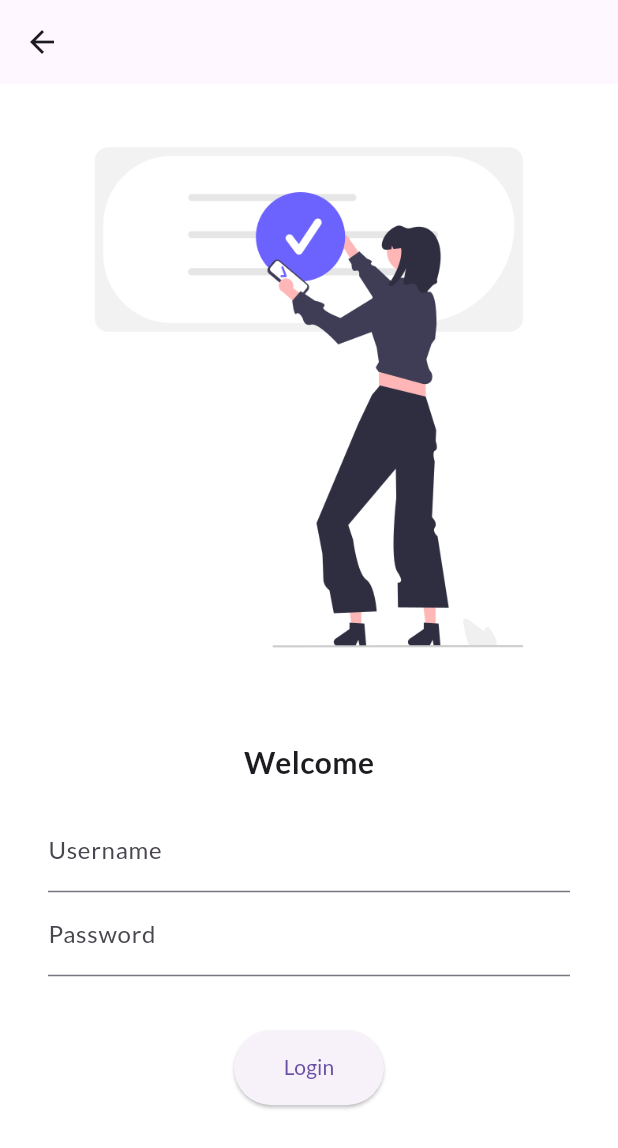
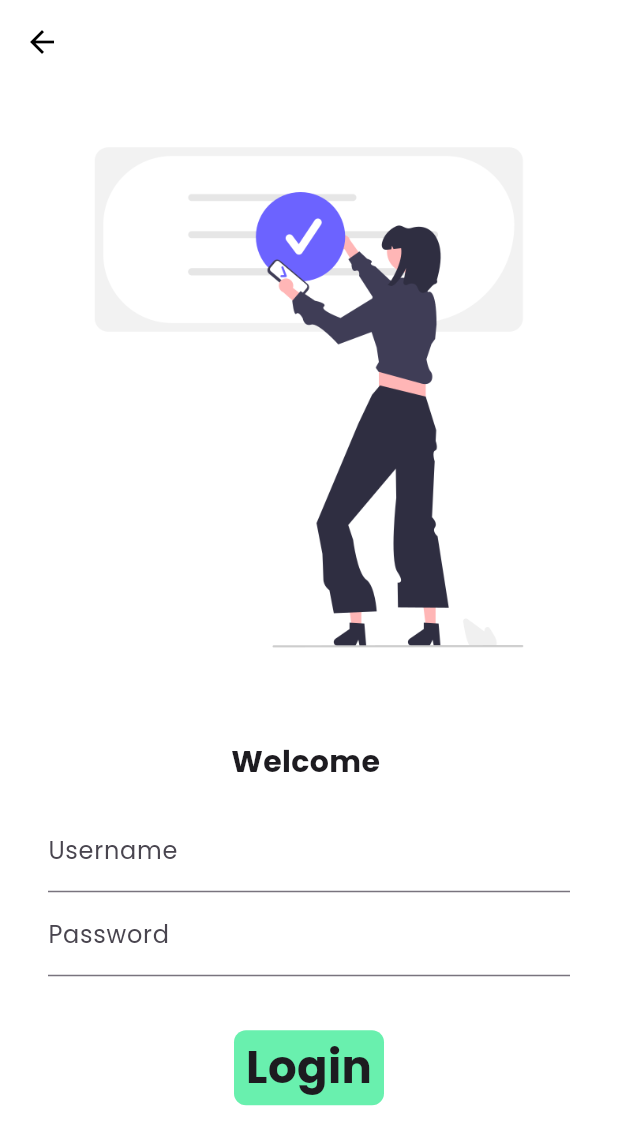
Before and after one commit to Madhavkumar-04/flutter_catlog, a Flutter app: the LoginPage screen opened by its route, on a phone screen of 412 x 824 dp. Shown: the top 1148 px of the screen. Run offline on Flutter 3.47's test engine with Material 3 defaults, Android fonts, the phone set to English and light mode, and no system bars; our stand-ins replace google_fonts, velocity_x; network calls fail.

Commit message:
inMid Of Course

```diff
--- a/lib/pages/login_page.dart
+++ b/lib/pages/login_page.dart
@@ -1,53 +1,112 @@
 import "package:flutter/material.dart";
 import "package:flutter_catlog/utils/routes.dart";
-class LoginPage extends StatelessWidget {
+class LoginPage extends StatefulWidget {
   const LoginPage({super.key});
 
   @override
+  State<LoginPage> createState() => _LoginPageState();
+}
+
+class _LoginPageState extends State<LoginPage> {
+  String name  = "";
+  bool changeButton = false;
+  final _formKey = GlobalKey<FormState>();
+
+  moveToHome(BuildContext context, ) async {
+    if(_formKey.currentState!.validate()) {
+      setState(() {
+        changeButton = true;
+      });
+      await Future.delayed(Duration(seconds: 1));
+      await Navigator.pushNamed(context, MyRoutes.homePage);
+      setState(() {
+        changeButton = false;
+      });
+    }
+  }
+
+  @override
   Widget build(BuildContext context) {
+
     return Scaffold(
       appBar: AppBar(),
       backgroundColor: Colors.white,
-      body: Container(child: SingleChildScrollView(
+      body: Form(
+        key: _formKey,
+        child: Container(
+            child: SingleChildScrollView(
           child: Column(
             children: [
               Image.asset('assets/images/login_image.png', fit: BoxFit.fill,),
-            SizedBox(height: 20,),
-            Text("Welcome", style: TextStyle(fontWeight: FontWeight.bold, fontSize: 20.0),),
+              const SizedBox(height: 20,),
+              Text("Welcome $name", style: TextStyle(fontWeight: FontWeight.bold, fontSize: 20.0),),
               Padding(
                 padding: const EdgeInsets.symmetric(vertical: 16.0, horizontal: 32.0),
                 child: Column(
                   children: [
                     TextFormField(
-                    decoration: InputDecoration(
+                      decoration: const InputDecoration(
                       hintText: 'Enter username',
                       label: Text("Username")
                     ),
+                      onChanged: (value){
+                        name = value;
+                        setState(() {});
+                      },
+                      validator: (value){
+                        if(value!.isEmpty){
+                          return "required";
+                        }
+                        return null;
+                      },
+
                     ),
                     TextFormField(
-                    decoration: InputDecoration(
+                      decoration: const InputDecoration(
                         hintText: 'Enter password',
                         label: Text("Password")
                     ),
                       obscureText: true,
+                      validator: (value){
+                        if(value!.isEmpty){
+                          return "required";
+                        }
+                        return null;
+                      } ,
                     )
                   ],
                 ),
               ),
               SizedBox(height: 20.0,),
-            ElevatedButton(
-                onPressed: ()=>{
-                  Navigator.pushNamed(context, MyRoutes.homePage)
-                },
-                child: Text('Login'),
-                style: TextButton.styleFrom(
-                    minimumSize: Size(100, 50)
+              InkWell(
+                onTap: () => moveToHome(context),
+                child: AnimatedContainer(
+                  duration: const Duration(seconds: 1),
+                  width: 100,
+                  height: 50,
+                  decoration: BoxDecoration(
+                    color:changeButton? Colors.yellow:Colors.greenAccent,
+                    borderRadius: const BorderRadius.all(Radius.circular(8))
+                  ),
+                  alignment: Alignment.center,
+                  child: changeButton ? const Icon(Icons.done, weight: 10,) : const Text("Login", style: TextStyle(fontSize: 30, fontWeight: FontWeight.bold)),
+
                 ),
               )
+              // ElevatedButton(
+              //     onPressed: ()=>{
+              //       Navigator.pushNamed(context, MyRoutes.homePage)
+              //     },
+              //     child: Text('Login'),
+              //     style: TextButton.styleFrom(
+              //         minimumSize: Size(100, 50)
+              //     ),
+              // )
             ],
           ),
         )
         ),
+      ),
     );
   }
 }
--- /dev/null
+++ b/lib/widgets/themes.dart
@@ -0,0 +1,20 @@
+import 'package:flutter/material.dart';
+import 'package:google_fonts/google_fonts.dart';
+
+class MyTheme {
+  static ThemeData lightTheme(BuildContext context) => ThemeData(
+    primarySwatch: Colors.indigo,
+    fontFamily: GoogleFonts.poppins().fontFamily,
+    appBarTheme: AppBarTheme(
+      color: Colors.white,
+      elevation: 0.0,
+      iconTheme: IconThemeData(color: Colors.black),
+    ),
+  );
+  static ThemeData darkTheme(BuildContext context) =>
+      ThemeData(brightness: Brightness.dark);
+
+  //colors
+  static Color creamColor = Color(0xfff5f5f5);
+  static Color blueish = Color(0xff403b58);
+}
--- a/pubspec.yaml
+++ b/pubspec.yaml
@@ -36,6 +36,7 @@ dependencies:
   # Use with the CupertinoIcons class for iOS style icons.
   cupertino_icons: ^1.0.6
   google_fonts: ^6.2.1
+  velocity_x: ^4.2.1
 
 dev_dependencies:
   flutter_test:
@@ -62,7 +63,7 @@ flutter:
   # To add assets to your application, add an assets section, like this:
   assets:
     - assets/images/
-  #   - images/a_dot_ham.jpeg
+    - assets/files/
 
   # An image asset can refer to one or more resolution-specific "variants", see
   # https://flutter.dev/assets-and-images/#resolution-aware
```
Also changed, not shown: assets/files/catelog.json (added, +68 -0 lines), lib/main.dart (+4 -7 lines), lib/models/catelog.dart (added, +26 -0 lines), lib/pages/home_page.dart (+47 -5 lines), lib/widgets/drawer.dart (added, +44 -0 lines), lib/widgets/item_view.dart (added, +23 -0 lines), pubspec.lock. Lines whose indentation alone changed are shown as unchanged.
